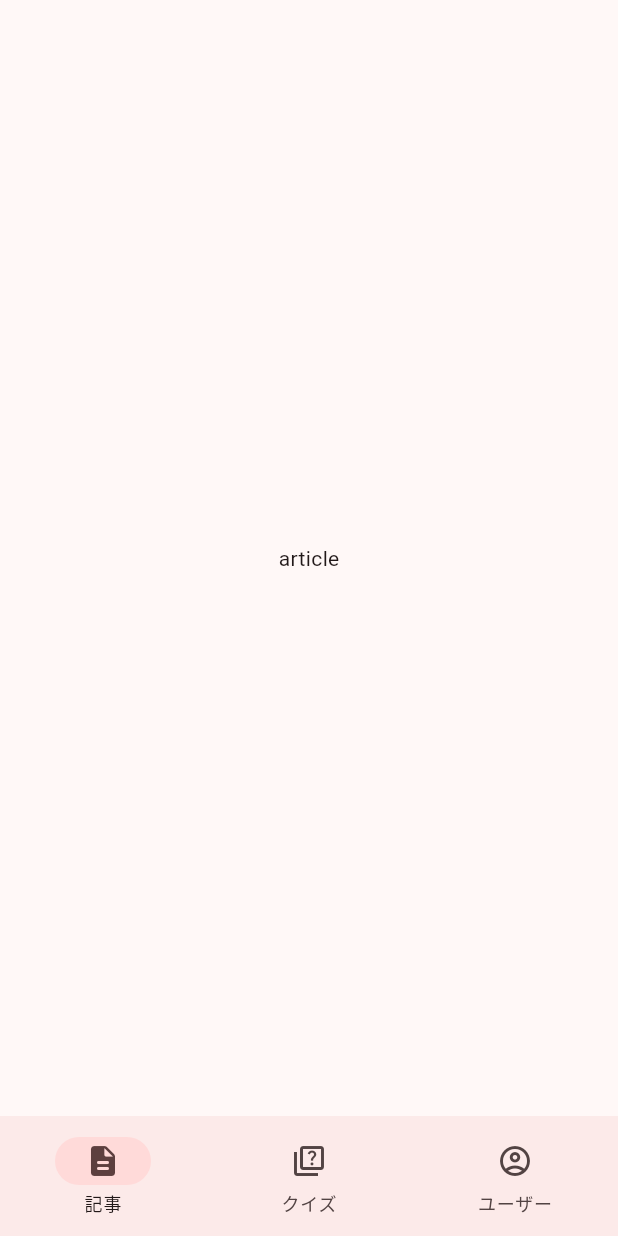
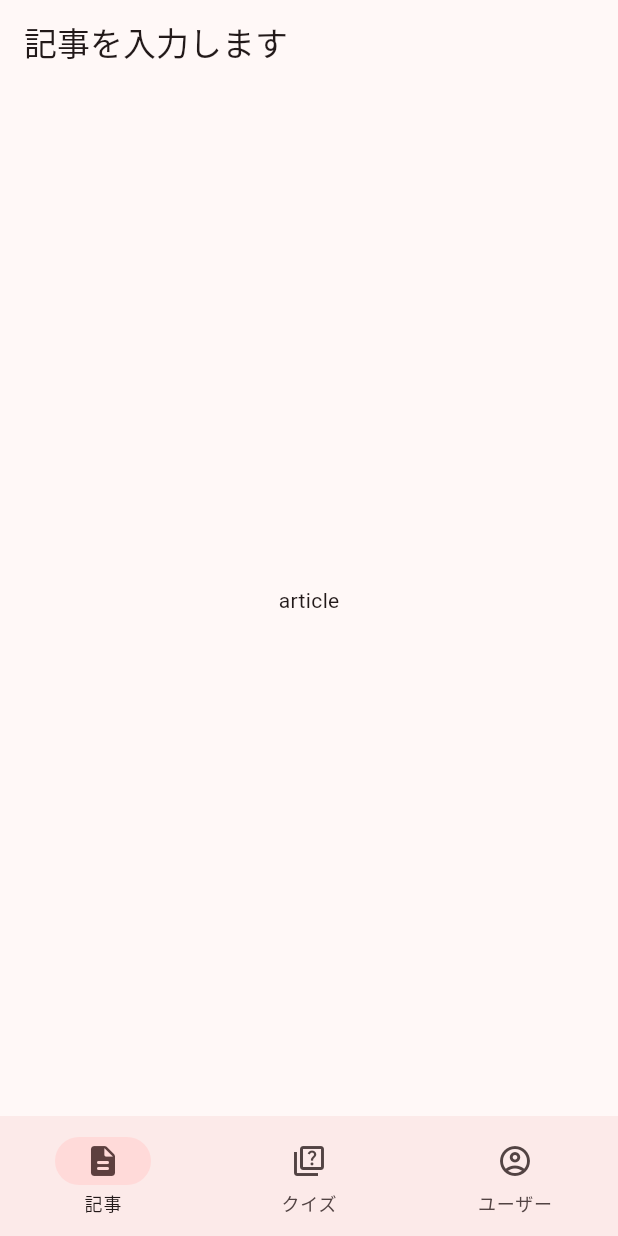
Before and after one commit to code-syncers/quiz-shower, a Flutter app: the screen it shows after launch, on a phone screen of 412 x 824 dp. Run offline on Flutter 3.47's test engine with Material 2 defaults, Android fonts, the phone set to English and light mode, and no system bars.

Commit message:
chore: 「記事を入力します」というAppBarを作成する

```diff
--- a/lib/ui/screen/article_screen/article_screen.dart
+++ b/lib/ui/screen/article_screen/article_screen.dart
@@ -5,8 +5,11 @@ class ArticleScreen extends StatelessWidget {
 
   @override
   Widget build(BuildContext context) {
-    return const Scaffold(
-      body: Center(
+    return Scaffold(
+      appBar: AppBar(
+        title: const Text('記事を入力します'),
+      ),
+      body: const Center(
         child: Text('article'),
       ),
     );
```
